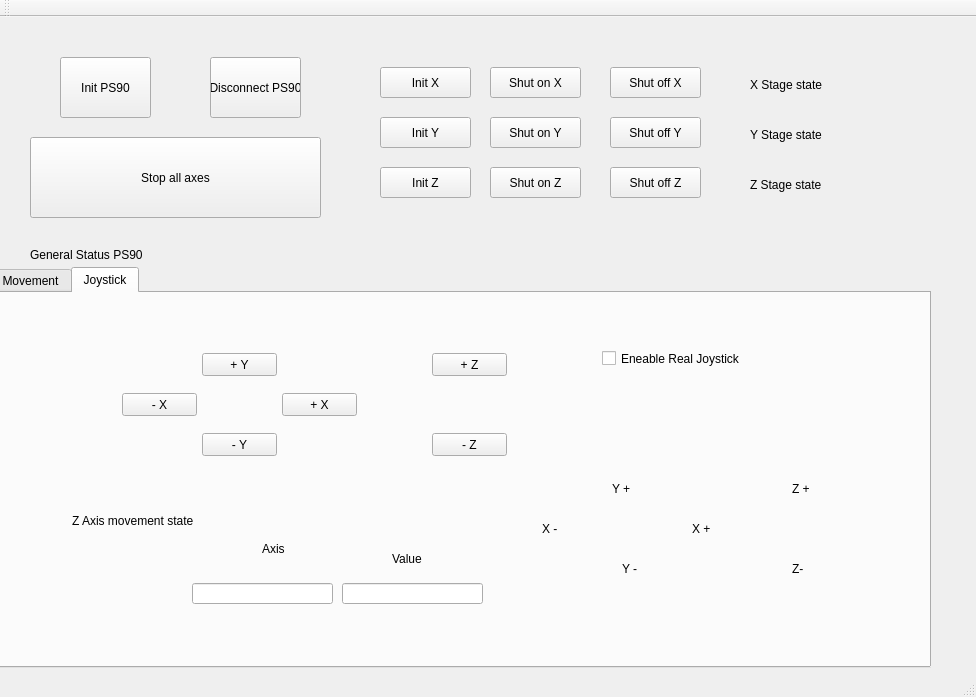
gitHleon/OWIS_controller_V0, file owis_controller.ui: the form before one commit.
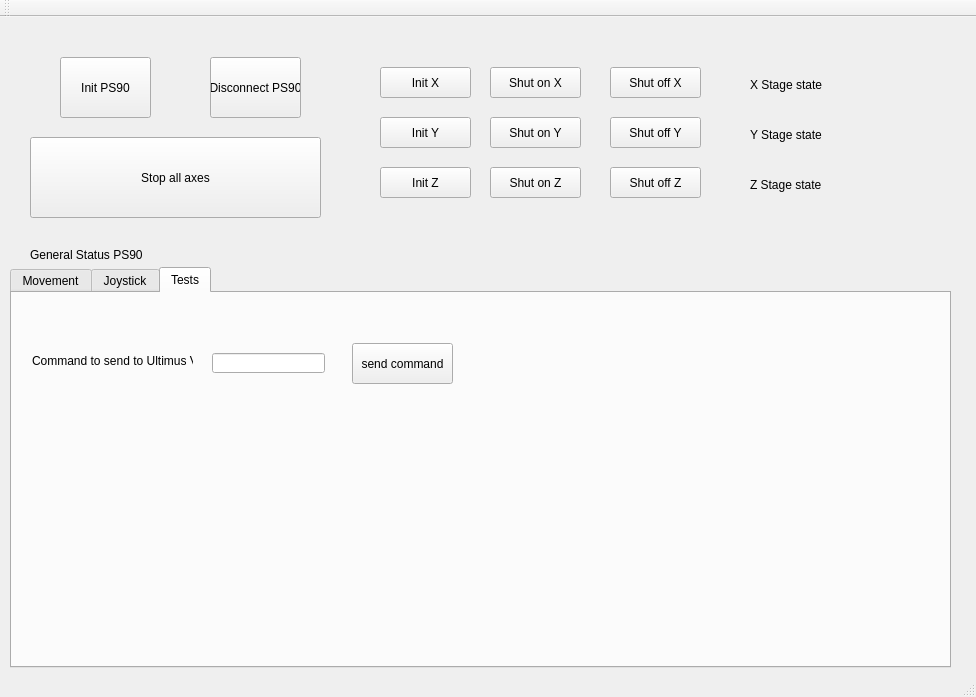
The form after the commit.

```diff
--- a/owis_controller.ui
+++ b/owis_controller.ui
@@ -225,14 +225,14 @@
    <widget class="QTabWidget" name="tabWidget">
     <property name="geometry">
      <rect>
-      <x>-10</x>
+      <x>10</x>
       <y>250</y>
       <width>941</width>
       <height>401</height>
      </rect>
     </property>
     <property name="currentIndex">
-     <number>1</number>
+     <number>2</number>
     </property>
     <widget class="QWidget" name="tab">
      <attribute name="title">
@@ -810,6 +810,47 @@
       </property>
      </widget>
     </widget>
+    <widget class="QWidget" name="tab_3">
+     <attribute name="title">
+      <string>Tests</string>
+     </attribute>
+     <widget class="QPushButton" name="SendCommandUltimusButton">
+      <property name="geometry">
+       <rect>
+        <x>340</x>
+        <y>50</y>
+        <width>101</width>
+        <height>41</height>
+       </rect>
+      </property>
+      <property name="text">
+       <string>send command</string>
+      </property>
+     </widget>
+     <widget class="QLineEdit" name="dispenserCommand">
+      <property name="geometry">
+       <rect>
+        <x>200</x>
+        <y>60</y>
+        <width>113</width>
+        <height>20</height>
+       </rect>
+      </property>
+     </widget>
+     <widget class="QLabel" name="label_stage_state_Z_2">
+      <property name="geometry">
+       <rect>
+        <x>20</x>
+        <y>60</y>
+        <width>161</width>
+        <height>16</height>
+       </rect>
+      </property>
+      <property name="text">
+       <string>Command to send to Ultimus V</string>
+      </property>
+     </widget>
+    </widget>
    </widget>
   </widget>
   <widget class="QMenuBar" name="menuBar">
```
